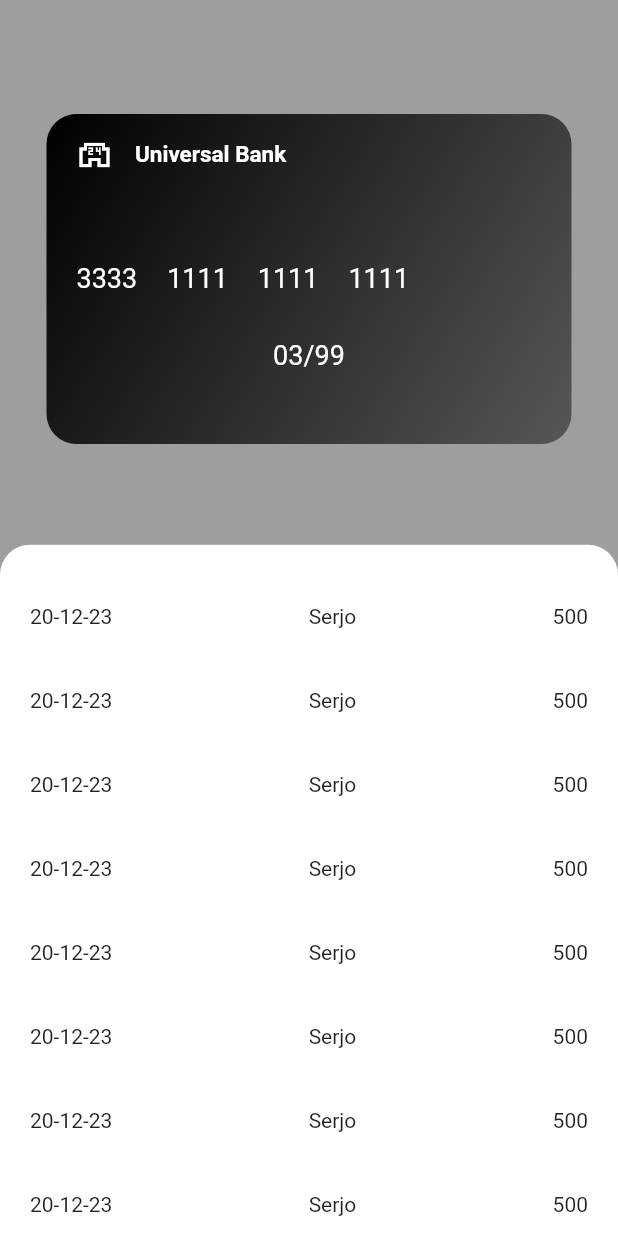
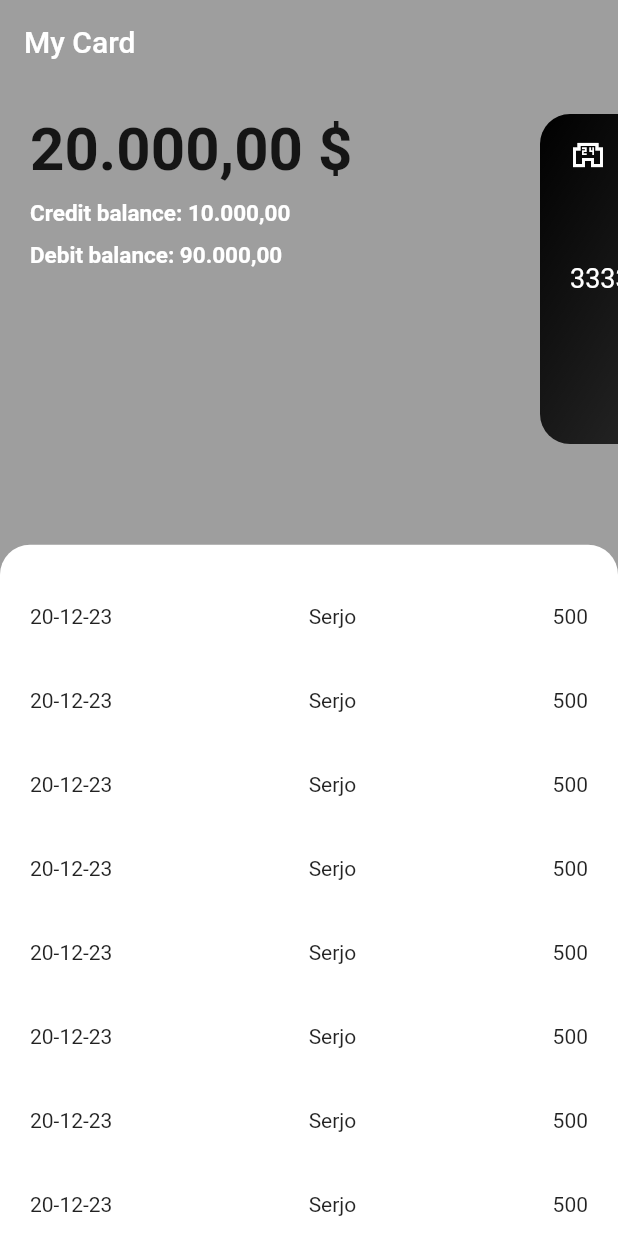
Before and after one commit to DenysMaksymov/flutter_cours, a Flutter app: the screen it shows after launch, on a phone screen of 412 x 824 dp. Run offline on Flutter 3.47's test engine with Material 2 defaults, Android fonts, the phone set to English and light mode, and no system bars; missing offline and left inert: help_ukraine_widget.

Commit message:
Added animations hide or show card & balance

```diff
--- a/lib/main.dart
+++ b/lib/main.dart
@@ -1,4 +1,5 @@
 import 'package:app/screens/home_screen.dart';
+import 'package:app/type_data.dart';
 import 'package:flutter/material.dart';
 
 import 'screens/list_screen.dart';
@@ -16,6 +17,7 @@ class MyApp extends StatelessWidget {
     return MaterialApp(
       debugShowCheckedModeBanner: false,
       home: HomeScreen(),
+      // home: TypeData(),
     );
   }
 }
--- a/lib/screens/home_screen.dart
+++ b/lib/screens/home_screen.dart
@@ -2,6 +2,7 @@ import 'package:app/components/bank_card/card_switcher.dart';
 import 'package:app/components/transaction_list/transaction_item.dart';
 import 'package:app/models/bank_card_dto.dart';
 import 'package:app/models/transaction_dto.dart';
+import 'package:app/utils/utils.dart';
 import 'package:flutter/material.dart';
 import 'package:help_ukraine_widget/help_ukraine_widget.dart';
 
@@ -74,6 +75,12 @@ class _HomeScreenState extends State<HomeScreen> {
   DraggableScrollableController controller = DraggableScrollableController();
 
   double opacity = 1.0;
+  double leftCard = 340;
+  double leftBalance = 20;
+
+  String balance = '20.000,00 \$';
+
+  bool isShowBalance = true;
 
   @override
   void initState() {
@@ -82,22 +89,31 @@ class _HomeScreenState extends State<HomeScreen> {
   }
 
   void listen() {
-    opacity = 1 - controller.size;
-    // print(['opacity ====>', opacity]);
-    // print(['controller.size ====>', controller.size]);
-    if (opacity > controller.size) {
-    } else if (opacity < controller.size) {}
+    // opacity = 1 - controller.size;
+    if (controller.size > 0.6) {
+      leftCard = 500;
+      leftBalance = -250;
+      isShowBalance = false;
+    } else if (controller.size == 0.6) {
+      leftCard = 340;
+      leftBalance = 20;
+      isShowBalance = true;
+    }
+    // print(controller.size);
+    // controller.animateTo(1.0, duration: Duration(milliseconds: 300), curve: Curves.ease);
+
     setState(() {});
   }
 
-  toUp() {
-    controller.animateTo(1,
-        duration: Duration(milliseconds: 200), curve: Curves.ease);
+  void swipeToLeft() {
+    leftCard = 20;
+    leftBalance = -250;
+    setState(() {});
   }
-
-  toDown() {
-    controller.animateTo(.6,
-        duration: Duration(milliseconds: 200), curve: Curves.ease);
+  void swipeToRight() {
+    leftCard = 340;
+    leftBalance = 20;
+    setState(() {});
   }
 
   @override
@@ -105,6 +121,7 @@ class _HomeScreenState extends State<HomeScreen> {
     return Scaffold(
       backgroundColor: Colors.grey,
       appBar: AppBar(
+        title: isShowBalance ? const Text('My Card') : Text(balance),
         backgroundColor: Colors.transparent,
         shadowColor: Colors.transparent,
       ),
@@ -115,36 +132,30 @@ class _HomeScreenState extends State<HomeScreen> {
         overlayWidget: HorizontalHelpWidget(),
         child: Container(),
       ),
-      // floatingActionButton: Row(
-      //   mainAxisAlignment: MainAxisAlignment.center,
-      //   children: [
-      //     GestureDetector(
-      //       onTap: () => toUp(),
-      //       child: const Icon(
-      //         Icons.arrow_circle_up,
-      //         size: 50,
-      //       ),
-      //     ),
-      //     GestureDetector(
-      //       onTap: () => toDown(),
-      //       child: const Icon(
-      //         Icons.arrow_circle_down,
-      //         size: 50,
-      //       ),
-      //     ),
-      //   ],
-      // ),
       body: Stack(
         alignment: Alignment.topCenter,
         children: [
-          AnimatedOpacity(
-            opacity: 1,
-            // left: left,
-            // right: 0,
-            duration: Duration(milliseconds: 0),
-            // curve: Curves.easeOutBack,
-            child: CardSwitcher(
-              data: list[0],
+          AnimatedPositioned(
+            left: leftBalance,
+            top: 20,
+            duration: const Duration(milliseconds: 100),
+            child: balanceCard(),
+          ),
+          AnimatedPositioned(
+            left: leftCard,
+            duration: const Duration(milliseconds: 100),
+            child: GestureDetector(
+              onPanUpdate: (details) {
+                if (details.delta.dx > 0) {
+                  swipeToRight();
+                }
+                if (details.delta.dx < 0) {
+                  swipeToLeft();
+                }
+              },
+              child: CardSwitcher(
+                data: list[0],
+              ),
             ),
           ),
           DraggableScrollableSheet(
@@ -176,4 +187,37 @@ class _HomeScreenState extends State<HomeScreen> {
       ),
     );
   }
+
+  Widget balanceCard() {
+    return Column(
+      crossAxisAlignment: CrossAxisAlignment.start,
+      children: [
+        Text(
+          balance,
+          style: const TextStyle(
+            fontSize: 40,
+            fontWeight: FontWeight.w700,
+          ),
+        ),
+        const SizedBox(height: 10),
+        const Text(
+          'Credit balance: 10.000,00 ',
+          style: TextStyle(
+            fontSize: 15,
+            fontWeight: FontWeight.w700,
+            color: Colors.white,
+          ),
+        ),
+        const SizedBox(height: 10),
+        const Text(
+          'Debit balance: 90.000,00 ',
+          style: TextStyle(
+            fontSize: 15,
+            fontWeight: FontWeight.w700,
+            color: AppColor.white,
+          ),
+        ),
+      ],
+    );
+  }
 }
--- /dev/null
+++ b/lib/utils/utils.dart
@@ -0,0 +1,5 @@
+import 'package:flutter/material.dart';
+
+abstract class AppColor{
+  static const white = Colors.white;
+}
```
Also changed, not shown: lib/type_data.dart (added, +39 -0 lines).
